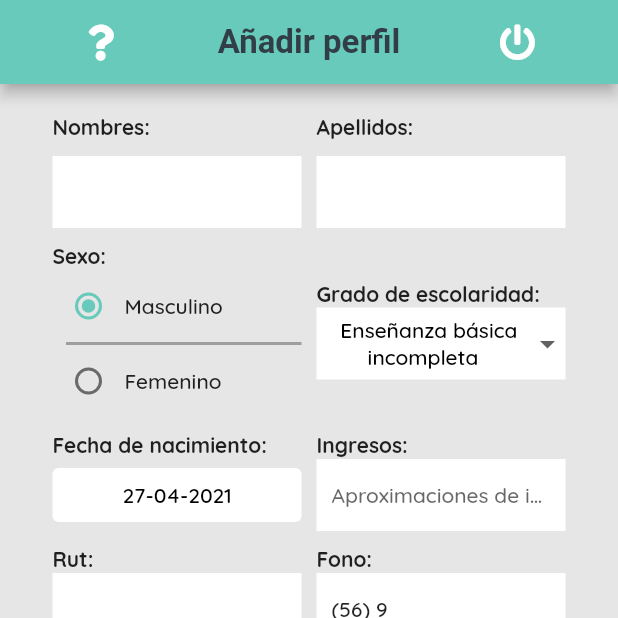
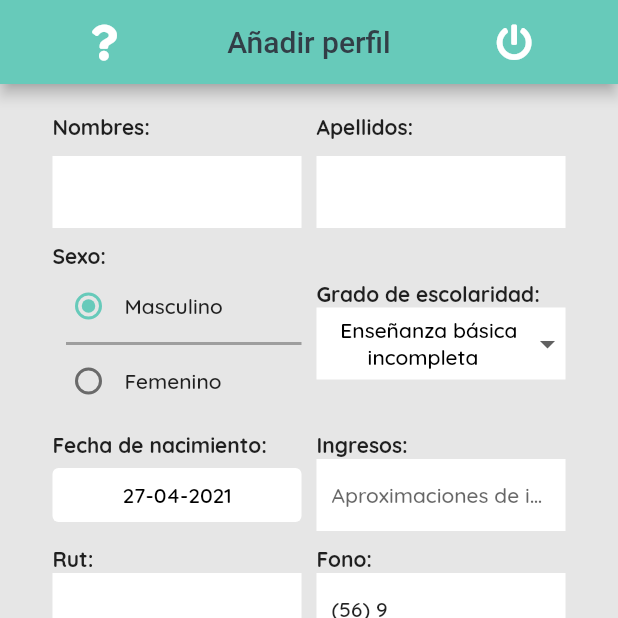
Before and after one commit to rbnccv/cogniplus_mobile, a Flutter app: the RegisterSeniorPage screen opened directly, on a phone screen of 412 x 824 dp, the top half of it. Run offline on Flutter 3.47's test engine with Material 2 defaults, Android fonts, the phone set to English and light mode, and no system bars; our stand-ins replace chewie, connectivity, flushbar, flutter_datetime_picker, flutter_secure_storage, flutter_slidable and 7 more; accounts and stored records are empty; network calls fail; Roboto replaces fonts that are missing (Montserrat); statements that could not run were skipped.

Commit message:
release 2

```diff
--- a/lib/appConfig.dart
+++ b/lib/appConfig.dart
@@ -1,5 +1,5 @@
 class AppConfig {
-   static const host = "https://cogniplus.cf";
+   static const host = "https://cogniplus.org";
    static const apihost = "$host/api";
 
   //static const host = "http://192.168.0.10:3000";
--- a/lib/src/model/adulto_model.dart
+++ b/lib/src/model/adulto_model.dart
@@ -10,6 +10,7 @@ class AdultoModel {
   String fechaNacimiento;
   String ingresos;
   String fono;
+  String correo;
   String infoAdicional;
 
   AdultoModel(
@@ -22,6 +23,7 @@ class AdultoModel {
       this.fechaNacimiento,
       this.ingresos,
       this.fono,
+      this.correo,
       this.infoAdicional});
 
   static AdultoModel toAdultoModelFromNetwork({String string}) {
@@ -37,6 +39,7 @@ class AdultoModel {
       fechaNacimiento: jsonData["birthday"],
       ingresos: jsonData["revenue"].toString(),
       fono: jsonData["phone"],
+      correo: jsonData["email"],
       infoAdicional: jsonData["info"],
     );
   }
@@ -51,6 +54,7 @@ class AdultoModel {
       fechaNacimiento: json['fechaNacimiento'],
       ingresos: json['ingresos'],
       fono: json['fono'],
+      correo: json["email"],
       infoAdicional: json['infoAdicional']);
 
   Map<String, dynamic> toJson() => {
@@ -63,6 +67,7 @@ class AdultoModel {
         "fechaNacimiento": this.fechaNacimiento,
         "ingresos": this.ingresos,
         "fono": this.fono,
+        "correo": this.correo,
         "infoAdicional": this.infoAdicional
       };
 }
--- a/lib/src/model/user_model.dart
+++ b/lib/src/model/user_model.dart
@@ -5,19 +5,22 @@ class UserModel {
   String name;
   String email;
   String password;
+  String role;
 
-  UserModel({this.id, this.name, this.email, this.password});
+  UserModel({this.id, this.name, this.email, this.password, this.role});
 
   factory UserModel.fromJson(Map<String, dynamic> json) => UserModel(
       id: json['id'],
       name: json['name'],
       email: json['email'],
+      role: json['role'],
       password: json['password']);
 
   Map<String, dynamic> toJson() => {
         "id": this.id,
         "name": this.name,
         "email": this.email,
+        "role": this.role,
         "password": this.password
       };
 
--- a/lib/src/utils/utils.dart
+++ b/lib/src/utils/utils.dart
@@ -17,8 +17,8 @@ final fontColor = const Color(0xff303E48);
 final scaffoldBackground = const Color(0xffE6E6E6);
 
 final estTitulo = TextStyle(
-  fontSize: 22.0,
-  fontWeight: FontWeight.bold,
+  fontSize: 20.0,
+  fontWeight: FontWeight.w500,
   fontFamily: 'Montserrat',
   color: accent,
 );
```
Also changed, not shown: lib/src/pages/login_user_page.dart (+65 -6 lines), lib/src/pages/seniors_list_page.dart (+9 -7 lines), lib/src/providers/userSharedPreferences.dart (+16 -0 lines), 3 other files.
